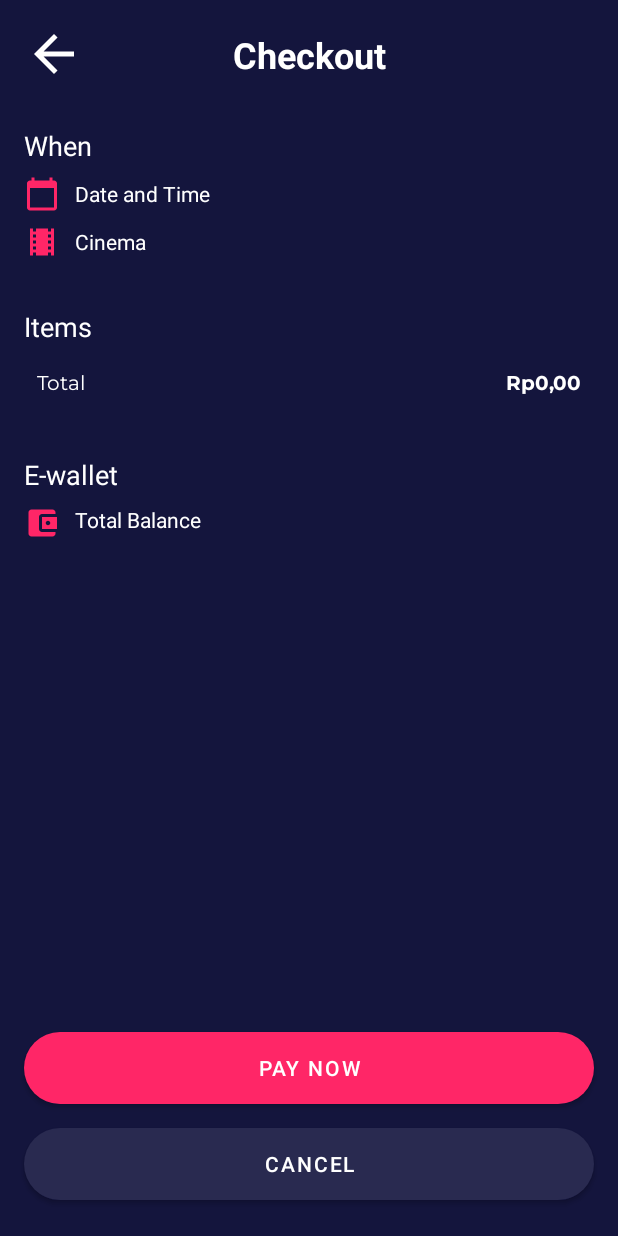
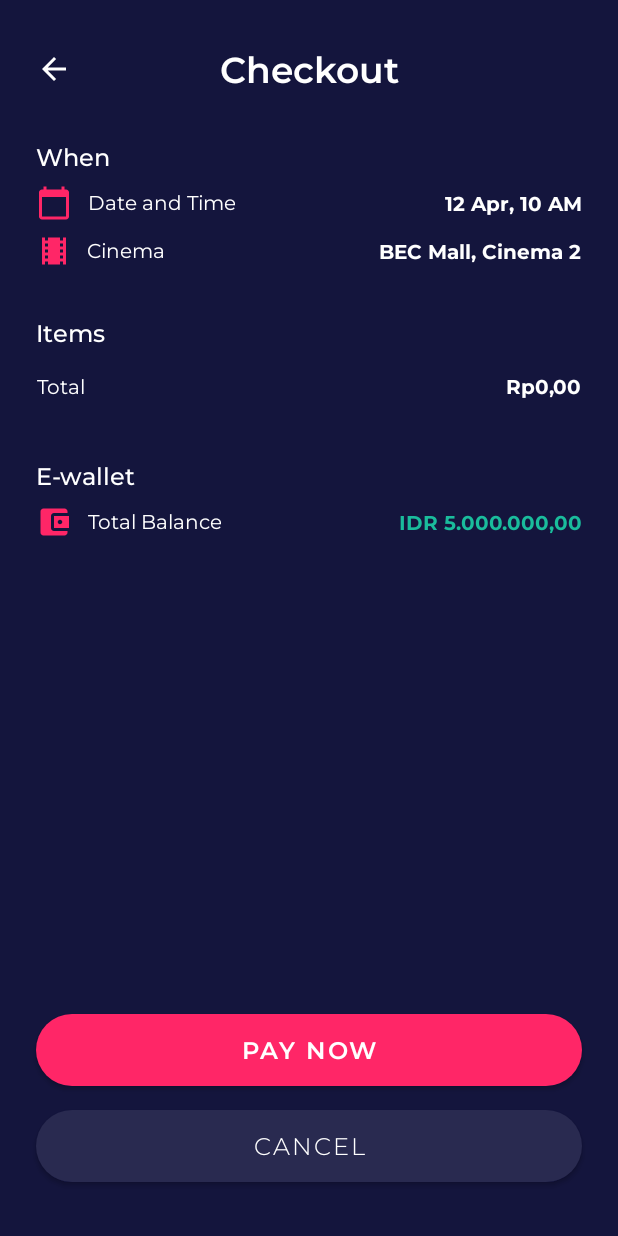
Before and after one commit to riyandifirman/movie-ticket-app, an Android app: the CheckoutActivity screen opened directly, with no data from a screen before it, on a phone screen of 412 x 824 dp. Run offline under Robolectric (Android 15) with nearby library versions, the phone set to English and light mode, and no system bars; 1 statement that could not run was skipped.

Commit message:
update layout page

```diff
--- a/app/src/main/java/com/riyandifirman/movie/sign/signup/SignUpActivity.kt
+++ b/app/src/main/java/com/riyandifirman/movie/sign/signup/SignUpActivity.kt
@@ -8,8 +8,10 @@ import android.widget.EditText
 import android.widget.Toast
 import com.google.firebase.database.*
 import com.riyandifirman.movie.R
+import com.riyandifirman.movie.sign.signin.SignInActivity
 import com.riyandifirman.movie.sign.signin.User
 import com.riyandifirman.movie.sign.signup.SignUpPhotoscreenActivity
+import kotlinx.android.synthetic.main.activity_sign_up.*
 
 class SignUpActivity : AppCompatActivity() {
 
@@ -55,6 +57,10 @@ class SignUpActivity : AppCompatActivity() {
                 saveUsername (sUsername, sPassword, sName, sEmail)
             }
         }
+
+        iv_back.setOnClickListener {
+            startActivity(Intent(this@SignUpActivity, SignInActivity::class.java))
+        }
     }
 
     private fun saveUsername(sUsername: String, sPassword: String, sName: String, sEmail: String) {
--- a/app/src/main/res/layout/activity_checkout.xml
+++ b/app/src/main/res/layout/activity_checkout.xml
@@ -11,12 +11,14 @@
         android:id="@+id/btn_cancel"
         android:layout_width="0dp"
         android:layout_height="wrap_content"
-        android:layout_marginStart="16dp"
-        android:layout_marginEnd="16dp"
-        android:layout_marginBottom="24dp"
+        android:layout_marginStart="24dp"
+        android:layout_marginEnd="24dp"
+        android:layout_marginBottom="36dp"
         android:background="@drawable/shape_rectangle_bluegrey"
+        android:fontFamily="@font/m_light"
         android:text="@string/cancel"
         android:textColor="@color/white"
+        android:textSize="16sp"
         app:backgroundTint="@color/colorBlueGrey"
         app:layout_constraintBottom_toBottomOf="parent"
         app:layout_constraintEnd_toEndOf="parent"
@@ -27,12 +29,14 @@
         android:id="@+id/btn_pay_now"
         android:layout_width="0dp"
         android:layout_height="wrap_content"
-        android:layout_marginStart="16dp"
-        android:layout_marginEnd="16dp"
+        android:layout_marginStart="24dp"
+        android:layout_marginEnd="24dp"
         android:layout_marginBottom="16dp"
         android:background="@drawable/shape_rectangle_pink"
+        android:fontFamily="@font/m_semi_bold"
         android:text="@string/pay_now"
         android:textColor="@color/white"
+        android:textSize="16sp"
         app:backgroundTint="@color/colorPink"
         app:layout_constraintBottom_toTopOf="@+id/btn_cancel"
         app:layout_constraintEnd_toEndOf="parent"
@@ -44,9 +48,10 @@
         android:id="@+id/textView"
         android:layout_width="0dp"
         android:layout_height="wrap_content"
-        android:layout_marginStart="16dp"
-        android:layout_marginTop="16dp"
-        android:layout_marginEnd="16dp"
+        android:layout_marginStart="24dp"
+        android:layout_marginTop="34dp"
+        android:layout_marginEnd="24dp"
+        android:fontFamily="@font/m_semi_bold"
         android:gravity="center"
         android:text="@string/checkout"
         android:textColor="@color/white"
@@ -59,10 +64,10 @@
 
     <ImageView
         android:id="@+id/iv_back"
-        android:layout_width="40dp"
-        android:layout_height="40dp"
-        android:layout_marginStart="16dp"
-        android:layout_marginTop="16dp"
+        android:layout_width="24dp"
+        android:layout_height="24dp"
+        android:layout_marginStart="24dp"
+        android:layout_marginTop="34dp"
         app:layout_constraintStart_toStartOf="parent"
         app:layout_constraintTop_toTopOf="parent"
         app:srcCompat="@drawable/ic_baseline_arrow_back_white_24" />
@@ -71,11 +76,12 @@
         android:id="@+id/textView21"
         android:layout_width="wrap_content"
         android:layout_height="wrap_content"
-        android:layout_marginStart="16dp"
+        android:layout_marginStart="24dp"
         android:layout_marginTop="32dp"
+        android:fontFamily="@font/m_medium"
         android:text="@string/when"
         android:textColor="@color/white"
-        android:textSize="18sp"
+        android:textSize="16sp"
         app:layout_constraintStart_toStartOf="parent"
         app:layout_constraintTop_toBottomOf="@+id/textView" />
 
@@ -83,13 +89,15 @@
         android:id="@+id/textView22"
         android:layout_width="wrap_content"
         android:layout_height="wrap_content"
-        android:layout_marginStart="16dp"
+        android:layout_marginStart="24dp"
         android:layout_marginTop="8dp"
         android:drawableLeft="@drawable/ic_baseline_calendar_today_pink_24"
         android:drawablePadding="10dp"
+        android:fontFamily="@font/m_regular"
         android:gravity="center"
         android:text="@string/datetime"
         android:textColor="@color/white"
+        android:textSize="13sp"
         app:layout_constraintStart_toStartOf="parent"
         app:layout_constraintTop_toBottomOf="@+id/textView21" />
 
@@ -97,13 +105,15 @@
         android:id="@+id/textView23"
         android:layout_width="wrap_content"
         android:layout_height="wrap_content"
-        android:layout_marginStart="16dp"
+        android:layout_marginStart="24dp"
         android:layout_marginTop="8dp"
         android:drawableLeft="@drawable/ic_baseline_local_movies_24"
         android:drawablePadding="10dp"
+        android:fontFamily="@font/m_regular"
         android:gravity="center"
         android:text="@string/cinema"
         android:textColor="@color/white"
+        android:textSize="13sp"
         app:layout_constraintStart_toStartOf="parent"
         app:layout_constraintTop_toBottomOf="@+id/textView22" />
 
@@ -111,35 +121,40 @@
         android:id="@+id/tv_date_time"
         android:layout_width="wrap_content"
         android:layout_height="wrap_content"
-        android:layout_marginEnd="16dp"
+        android:layout_marginEnd="24dp"
+        android:fontFamily="@font/m_bold"
+        android:text="12 Apr, 10 AM"
         android:textColor="@color/white"
+        android:textSize="13sp"
         android:textStyle="bold"
         app:layout_constraintBottom_toBottomOf="@+id/textView22"
         app:layout_constraintEnd_toEndOf="parent"
-        app:layout_constraintTop_toTopOf="@+id/textView22"
-        tools:text="08 Apr, 11 AM" />
+        app:layout_constraintTop_toTopOf="@+id/textView22" />
 
     <TextView
         android:id="@+id/tv_location"
         android:layout_width="wrap_content"
         android:layout_height="wrap_content"
-        android:layout_marginEnd="16dp"
+        android:layout_marginEnd="24dp"
+        android:fontFamily="@font/m_bold"
+        android:text="BEC Mall, Cinema 2"
         android:textColor="@color/white"
+        android:textSize="13sp"
         android:textStyle="bold"
         app:layout_constraintBottom_toBottomOf="@+id/textView23"
         app:layout_constraintEnd_toEndOf="parent"
-        app:layout_constraintTop_toTopOf="@+id/textView23"
-        tools:text="BEC Mall, Cinema 3" />
+        app:layout_constraintTop_toTopOf="@+id/textView23" />
 
     <TextView
         android:id="@+id/textView26"
         android:layout_width="wrap_content"
         android:layout_height="wrap_content"
-        android:layout_marginStart="16dp"
+        android:layout_marginStart="24dp"
         android:layout_marginTop="32dp"
+        android:fontFamily="@font/m_medium"
         android:text="@string/items"
         android:textColor="@color/white"
-        android:textSize="18sp"
+        android:textSize="16sp"
         app:layout_constraintStart_toStartOf="parent"
         app:layout_constraintTop_toBottomOf="@+id/textView23" />
 
@@ -147,9 +162,9 @@
         android:id="@+id/rv_checkout"
         android:layout_width="0dp"
         android:layout_height="wrap_content"
-        android:layout_marginStart="16dp"
+        android:layout_marginStart="24dp"
         android:layout_marginTop="8dp"
-        android:layout_marginEnd="16dp"
+        android:layout_marginEnd="24dp"
         app:layout_constraintEnd_toEndOf="parent"
         app:layout_constraintStart_toStartOf="parent"
         app:layout_constraintTop_toBottomOf="@+id/textView26" />
@@ -158,11 +173,12 @@
         android:id="@+id/textView33"
         android:layout_width="wrap_content"
         android:layout_height="wrap_content"
-        android:layout_marginStart="16dp"
+        android:layout_marginStart="24dp"
         android:layout_marginTop="32dp"
+        android:fontFamily="@font/m_medium"
         android:text="@string/ewallet"
         android:textColor="@color/white"
-        android:textSize="18sp"
+        android:textSize="16sp"
         app:layout_constraintStart_toStartOf="parent"
         app:layout_constraintTop_toBottomOf="@+id/rv_checkout" />
 
@@ -170,12 +186,15 @@
         android:id="@+id/textView34"
         android:layout_width="wrap_content"
         android:layout_height="wrap_content"
-        android:layout_marginStart="16dp"
+        android:layout_marginStart="24dp"
         android:layout_marginTop="8dp"
         android:drawableLeft="@drawable/ic_baseline_account_balance_wallet_pink_24"
         android:drawablePadding="10dp"
+        android:fontFamily="@font/m_regular"
+        android:gravity="center"
         android:text="@string/total_balance"
         android:textColor="@color/white"
+        android:textSize="13sp"
         app:layout_constraintStart_toStartOf="parent"
         app:layout_constraintTop_toBottomOf="@+id/textView33" />
 
@@ -183,12 +202,14 @@
         android:id="@+id/tv_balance"
         android:layout_width="wrap_content"
         android:layout_height="wrap_content"
-        android:layout_marginEnd="16dp"
+        android:layout_marginEnd="24dp"
+        android:fontFamily="@font/m_bold"
+        android:text="IDR 5.000.000,00"
         android:textColor="@color/colorGreen"
+        android:textSize="13sp"
         android:textStyle="bold"
         app:layout_constraintBottom_toBottomOf="@+id/textView34"
         app:layout_constraintEnd_toEndOf="parent"
-        app:layout_constraintTop_toTopOf="@+id/textView34"
-        tools:text="IDR 200.000" />
+        app:layout_constraintTop_toTopOf="@+id/textView34" />
 
 </androidx.constraintlayout.widget.ConstraintLayout>
--- a/app/src/main/res/layout/activity_movie_detail.xml
+++ b/app/src/main/res/layout/activity_movie_detail.xml
@@ -67,6 +67,7 @@
         android:text="The Avengers must stop Thanos, a mad Titan, and his  army from getting their hands on all the infinity stones.  However, the mad Titan is prepared to go to any lengths  to carry out his insane plan."
         android:textColor="@color/white"
         android:textSize="12sp"
+        android:justificationMode="inter_word"
         app:layout_constraintEnd_toEndOf="parent"
         app:layout_constraintStart_toStartOf="parent"
         app:layout_constraintTop_toBottomOf="@+id/textView13" />
--- a/app/src/main/res/layout/activity_sign_up.xml
+++ b/app/src/main/res/layout/activity_sign_up.xml
@@ -38,7 +38,7 @@
         android:textColor="@color/white"
         android:textSize="24sp"
         android:textStyle="bold"
-        app:layout_constraintBottom_toBottomOf="@+id/imageView3"
+        app:layout_constraintBottom_toBottomOf="@+id/iv_back"
         app:layout_constraintEnd_toEndOf="parent"
         app:layout_constraintStart_toStartOf="parent"
         app:layout_constraintTop_toTopOf="parent" />
@@ -104,7 +104,7 @@
         tools:ignore="SpeakableTextPresentCheck,TouchTargetSizeCheck" />
 
     <ImageView
-        android:id="@+id/imageView3"
+        android:id="@+id/iv_back"
         android:layout_width="24dp"
         android:layout_height="24dp"
         android:layout_marginStart="24dp"
--- a/app/src/main/res/layout/row_item_checkout.xml
+++ b/app/src/main/res/layout/row_item_checkout.xml
@@ -11,7 +11,6 @@
         android:layout_width="0dp"
         android:layout_height="wrap_content"
         android:layout_margin="8dp"
-        android:layout_marginStart="8dp"
         android:layout_marginBottom="8dp"
         android:drawableLeft="@drawable/ic_baseline_event_seat_24"
         android:drawablePadding="10dp"
@@ -21,15 +20,14 @@
         android:textColor="@color/white"
         android:textSize="13sp"
         app:layout_constraintBottom_toBottomOf="parent"
-        app:layout_constraintStart_toStartOf="parent"
-        app:layout_constraintTop_toTopOf="parent" />
+        app:layout_constraintTop_toTopOf="parent"
+        tools:layout_editor_absoluteX="8dp" />
 
     <TextView
         android:id="@+id/tv_price"
         android:layout_width="wrap_content"
         android:layout_height="wrap_content"
         android:layout_marginTop="8dp"
-        android:layout_marginEnd="8dp"
         android:layout_marginBottom="8dp"
         android:fontFamily="@font/m_bold"
         android:text="IDR 30.000"
--- a/app/src/main/res/layout/row_item_checkout_white.xml
+++ b/app/src/main/res/layout/row_item_checkout_white.xml
@@ -11,7 +11,6 @@
         android:layout_width="0dp"
         android:layout_height="wrap_content"
         android:layout_margin="8dp"
-        android:layout_marginStart="8dp"
         android:layout_marginBottom="8dp"
         android:drawableLeft="@drawable/ic_baseline_event_seat_24"
         android:drawablePadding="10dp"
@@ -21,7 +20,7 @@
         android:textColor="@color/colorBlue"
         android:textSize="13sp"
         app:layout_constraintBottom_toBottomOf="parent"
-        app:layout_constraintStart_toStartOf="parent"
-        app:layout_constraintTop_toTopOf="parent" />
+        app:layout_constraintTop_toTopOf="parent"
+        tools:layout_editor_absoluteX="8dp" />
 
 </androidx.constraintlayout.widget.ConstraintLayout>
--- a/app/src/main/res/layout/row_item_plays.xml
+++ b/app/src/main/res/layout/row_item_plays.xml
@@ -10,8 +10,9 @@
         android:id="@+id/iv_poster_image"
         android:layout_width="50dp"
         android:layout_height="50dp"
-        android:layout_marginStart="8dp"
+        android:layout_marginEnd="16dp"
         android:scaleType="centerCrop"
+        app:layout_constraintEnd_toEndOf="parent"
         app:layout_constraintStart_toStartOf="parent"
         app:layout_constraintTop_toTopOf="parent"
         tools:srcCompat="@tools:sample/avatars" />
@@ -20,7 +21,7 @@
         android:id="@+id/tv_seat"
         android:layout_width="0dp"
         android:layout_height="wrap_content"
-        android:layout_marginStart="8dp"
+        android:layout_marginEnd="16dp"
         android:fontFamily="@font/m_regular"
         android:gravity="center"
         android:text="Title"
--- a/app/src/main/res/values/preloaded_fonts.xml
+++ b/app/src/main/res/values/preloaded_fonts.xml
@@ -1,7 +1,7 @@
 <?xml version="1.0" encoding="utf-8"?>
 <resources>
     <array name="preloaded_fonts" translatable="false">
-        <item>@font/montserrat</item>
-        <item>@font/montserrat_alternates_thin</item>
+        <item>@font/m_semi_bold</item>
+        <item>@font/m_regular</item>
     </array>
 </resources>
```
Also changed, not shown: app/src/main/res/layout/activity_choose_seat.xml (+28 -14 lines), app/src/main/res/layout/activity_sign_up_photoscreen.xml (+0 -11 lines), app/src/main/res/layout/fragment_dashboard.xml (+4 -4 lines), app/src/main/res/layout/row_item_now_playing.xml (+4 -4 lines).
